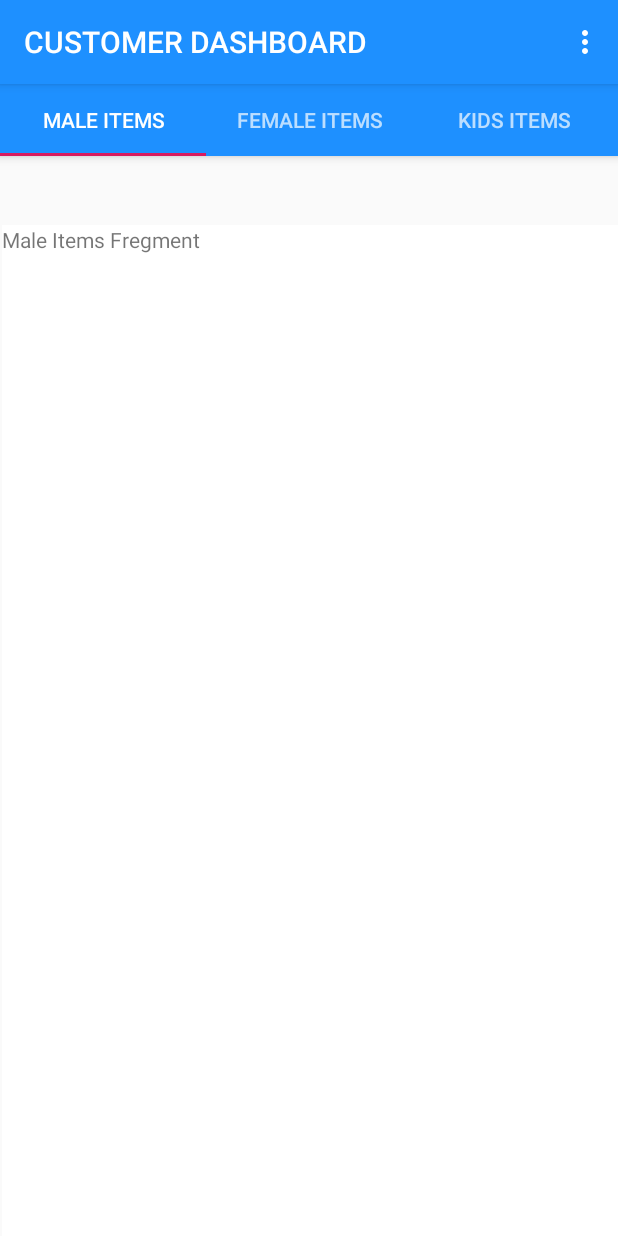
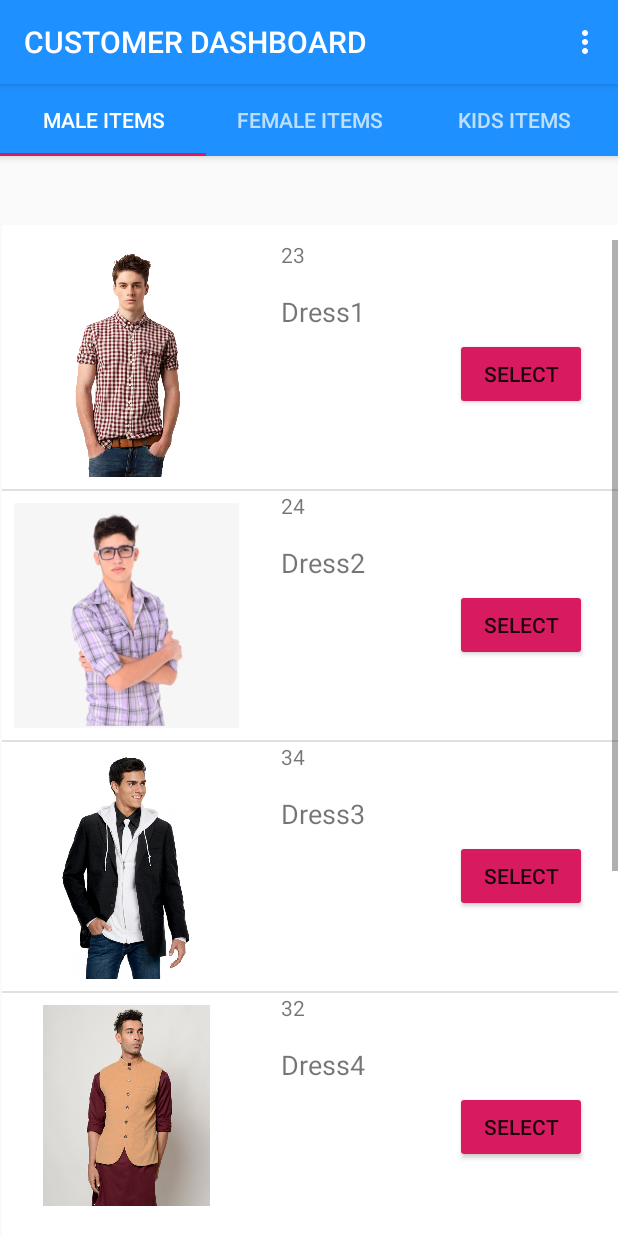
Before and after one commit to naseefnizam/Pohs, an Android app: the MaleItems screen opened directly, with no data from a screen before it, on a phone screen of 412 x 824 dp. Run offline under Robolectric (Android 15) with nearby library versions, the phone set to English and light mode, and no system bars; Roboto replaces fonts that are not available here.

Commit message:
Edition 2

```diff
--- a/app/build.gradle
+++ b/app/build.gradle
@@ -1,4 +1,5 @@
 apply plugin: 'com.android.application'
+apply plugin: 'com.google.gms.google-services'
 
 android {
     compileSdkVersion 28
@@ -23,6 +24,8 @@ dependencies {
     implementation 'com.android.support:appcompat-v7:28.0.0'
     implementation 'com.android.support.constraint:constraint-layout:1.1.3'
     implementation 'com.android.support:support-v4:28.0.0'
+    implementation 'com.google.firebase:firebase-storage:16.0.4'
+    implementation 'com.google.firebase:firebase-auth:16.0.5'
     testImplementation 'junit:junit:4.12'
     androidTestImplementation 'com.android.support.test:runner:1.0.2'
     androidTestImplementation 'com.android.support.test.espresso:espresso-core:3.0.2'
--- a/app/src/main/java/com/example/pohs/DashBoard/MainActivity.java
+++ b/app/src/main/java/com/example/pohs/DashBoard/MainActivity.java
@@ -24,7 +24,7 @@ public class MainActivity extends AppCompatActivity {
         mgetstartBtn.setOnClickListener(new View.OnClickListener() {
             @Override
             public void onClick(View v) {
-             Intent intent = new Intent(MainActivity.this,ShopDashBoard.class);
+             Intent intent = new Intent(MainActivity.this,CustomerDashBoard.class);
                 startActivity(intent);
             }
         });
--- a/app/src/main/java/com/example/pohs/DashBoard/MaleItems.java
+++ b/app/src/main/java/com/example/pohs/DashBoard/MaleItems.java
@@ -6,6 +6,13 @@ import android.support.v4.app.Fragment;
 import android.view.LayoutInflater;
 import android.view.View;
 import android.view.ViewGroup;
+import android.widget.BaseAdapter;
+import android.widget.CursorAdapter;
+import android.widget.ImageView;
+import android.widget.ListView;
+import android.widget.TextView;
+
+
 
 import com.example.pohs.R;
 
@@ -20,12 +27,66 @@ public class MaleItems extends Fragment {
         // Required empty public constructor
     }
 
+    final int maleItemImg[] = {R.drawable.man, R.drawable.menaaa, R.drawable.menm,R.drawable.mens, R.drawable.menaaa, R.drawable.mens};
+
+    final String MaleItemName[] ={"Dress1","Dress2","Dress3","Dress4","Dress5","Dress6"};
+
+    final String MaleItemSize[] = {"23","24","34","32","23","31"};
 
     @Override
     public View onCreateView(LayoutInflater inflater, ViewGroup container,
                              Bundle savedInstanceState) {
         // Inflate the layout for this fragment
-        return inflater.inflate(R.layout.fragment_male_items, container, false);
+
+        final View  views = inflater.inflate(R.layout.fragment_male_items,container,false);
+
+
+
+        ListView listView = (ListView)views.findViewById(R.id.MaleItemLV);
+
+        MaleItemAdepter maleItemAdepter = new MaleItemAdepter();
+
+        listView.setAdapter(maleItemAdepter);
+
+        return views;
     }
 
+    class MaleItemAdepter extends BaseAdapter{
+
+
+
+        @Override
+        public int getCount() {
+            return maleItemImg.length;
+        }
+
+        @Override
+        public Object getItem(int position) {
+            return null;
+        }
+
+        @Override
+        public long getItemId(int position) {
+            return 0;
+        }
+
+        @Override
+        public View getView(int position, View convertView, ViewGroup parent) {
+
+            View view = getLayoutInflater().inflate(R.layout.custom_male_item_view,null);
+
+            ImageView imageView = (ImageView)view.findViewById(R.id.miimageView);
+            TextView textView_miName = (TextView)view.findViewById(R.id.textView_miname);
+            TextView textView_miSize = (TextView)view.findViewById(R.id.textView_misize);
+
+            imageView.setImageResource(maleItemImg[position]);
+            textView_miName.setText(MaleItemName[position]);
+            textView_miSize.setText(MaleItemSize[position]);
+
+            return view ;
+        }
+    }
+
+
+
 }
--- /dev/null
+++ b/app/src/main/res/layout/custom_male_item_view.xml
@@ -0,0 +1,71 @@
+<?xml version="1.0" encoding="utf-8"?>
+<android.support.constraint.ConstraintLayout xmlns:android="http://schemas.android.com/apk/res/android"
+    xmlns:app="http://schemas.android.com/apk/res-auto"
+    xmlns:tools="http://schemas.android.com/tools"
+    android:layout_width="match_parent"
+    android:layout_height="wrap_content">
+
+    <ImageView
+        android:id="@+id/miimageView"
+        android:layout_width="150dp"
+        android:layout_height="150dp"
+        android:layout_alignParentStart="true"
+        android:layout_alignParentTop="true"
+        android:layout_alignParentEnd="true"
+        android:layout_marginStart="8dp"
+        android:layout_marginTop="8dp"
+        android:layout_marginBottom="8dp"
+        app:layout_constraintBottom_toBottomOf="parent"
+        app:layout_constraintStart_toStartOf="parent"
+        app:layout_constraintTop_toTopOf="parent"
+        app:srcCompat="@mipmap/ic_launcher" />
+
+    <TextView
+        android:id="@+id/textView_miname"
+        android:layout_width="124dp"
+        android:layout_height="22dp"
+        android:layout_alignParentStart="true"
+        android:layout_alignParentTop="true"
+        android:layout_alignParentEnd="true"
+        android:layout_marginTop="8dp"
+        android:text="TextView"
+        android:textSize="18sp"
+        app:layout_constraintEnd_toEndOf="@+id/textView_misize"
+        app:layout_constraintHorizontal_bias="0.0"
+        app:layout_constraintStart_toStartOf="@+id/textView_misize"
+        app:layout_constraintTop_toBottomOf="@+id/textView_misize" />
+
+    <TextView
+        android:id="@+id/textView_misize"
+        android:layout_width="129dp"
+        android:layout_height="27dp"
+        android:layout_alignParentStart="true"
+        android:layout_alignParentTop="true"
+        android:layout_alignParentEnd="true"
+        android:layout_marginStart="8dp"
+        android:layout_marginEnd="8dp"
+        android:text="TextView"
+        app:layout_constraintEnd_toEndOf="parent"
+        app:layout_constraintHorizontal_bias="0.185"
+        app:layout_constraintStart_toEndOf="@+id/miimageView"
+        tools:layout_editor_absoluteY="16dp" />
+
+    <Button
+        android:id="@+id/button"
+        android:layout_width="wrap_content"
+        android:layout_height="wrap_content"
+        android:layout_alignParentTop="true"
+        android:layout_alignParentEnd="true"
+        android:layout_marginStart="8dp"
+        android:layout_marginTop="20dp"
+        android:layout_marginEnd="8dp"
+        android:layout_marginBottom="8dp"
+        android:layout_toEndOf="@+id/textView_misize"
+        android:backgroundTint="@color/colorAccent"
+        android:text="Select"
+        app:layout_constraintBottom_toBottomOf="parent"
+        app:layout_constraintEnd_toEndOf="parent"
+        app:layout_constraintHorizontal_bias="0.916"
+        app:layout_constraintStart_toEndOf="@+id/miimageView"
+        app:layout_constraintTop_toTopOf="parent" />
+</android.support.constraint.ConstraintLayout>
--- a/app/src/main/res/layout/fragment_male_items.xml
+++ b/app/src/main/res/layout/fragment_male_items.xml
@@ -8,7 +8,12 @@
     <!-- TODO: Update blank fragment layout -->
     <TextView
         android:layout_width="match_parent"
-        android:layout_height="match_parent"
-        android:text="Male Items Fregment" />
+        android:layout_height="717dp" />
+
+    <ListView
+        android:id="@+id/MaleItemLV"
+        android:layout_width="match_parent"
+        android:layout_height="654dp"
+        android:paddingTop="10dp" />
 
 </FrameLayout>
--- a/build.gradle
+++ b/build.gradle
@@ -8,6 +8,7 @@ buildscript {
     }
     dependencies {
         classpath 'com.android.tools.build:gradle:3.4.1'
+        classpath 'com.google.gms:google-services:4.2.0'
 
         // NOTE: Do not place your application dependencies here; they belong
         // in the individual module build.gradle files
```
Also changed, not shown: app/src/main/res/drawable-v24/man.png (added), app/src/main/res/drawable-v24/menaaa.png (added), app/src/main/res/drawable-v24/menm.png (added), app/src/main/res/drawable-v24/mens.png (added), 3 other files.
